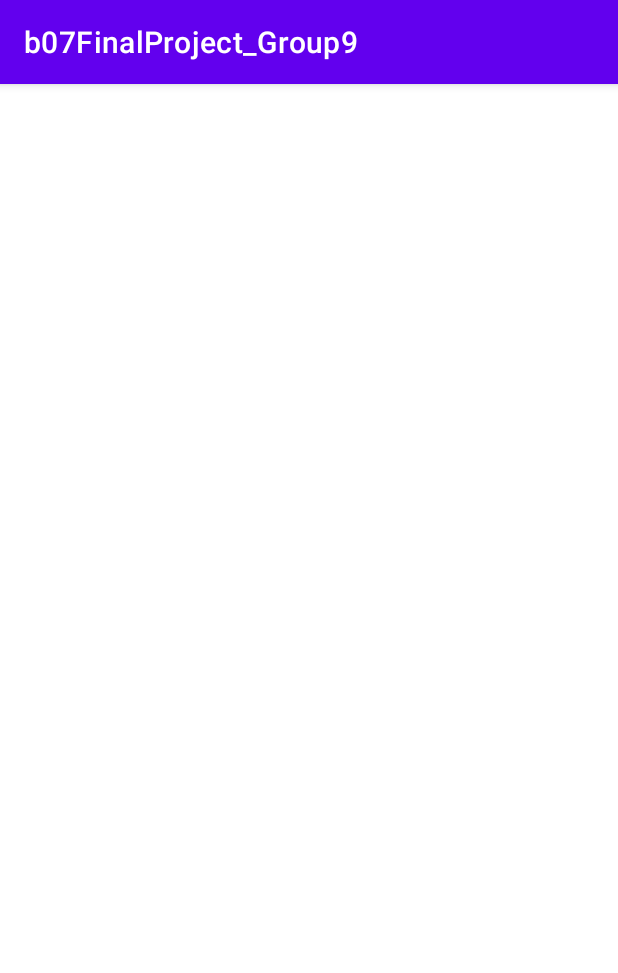
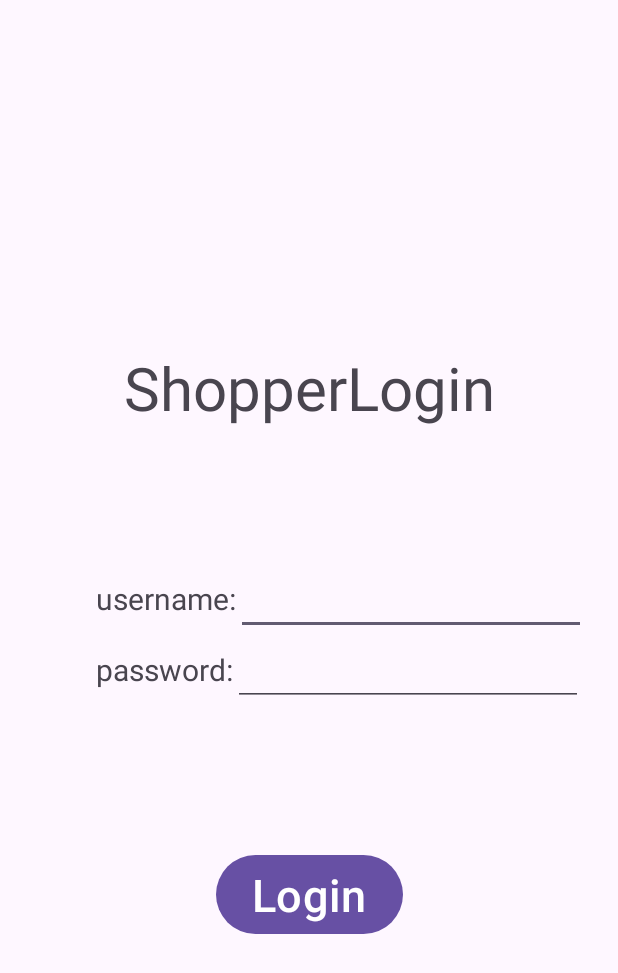
Before and after one commit to QvQ12/b07FinalProject_Group9, an Android app: the screen it shows after launch (MainActivity before the commit, ShopperLoginActivity after it), on a phone screen of 412 x 824 dp. Shown: the top 973 px of the screen. Run offline under Robolectric (Android 15) with nearby library versions, the phone set to English and light mode, and no system bars.

Commit message:
unzipped file

```diff
--- /dev/null
+++ b/app/src/main/java/com/example/b07projectlogin/ShopperLoginActivity.java
@@ -0,0 +1,14 @@
+package com.example.b07projectlogin;
+
+import androidx.appcompat.app.AppCompatActivity;
+
+import android.os.Bundle;
+
+public class ShopperLoginActivity extends AppCompatActivity {
+
+    @Override
+    protected void onCreate(Bundle savedInstanceState) {
+        super.onCreate(savedInstanceState);
+        setContentView(R.layout.shopperlogin);
+    }
+}
--- /dev/null
+++ b/app/src/main/res/layout/shopperlogin.xml
@@ -0,0 +1,77 @@
+<?xml version="1.0" encoding="utf-8"?>
+<androidx.constraintlayout.widget.ConstraintLayout xmlns:android="http://schemas.android.com/apk/res/android"
+    xmlns:app="http://schemas.android.com/apk/res-auto"
+    xmlns:tools="http://schemas.android.com/tools"
+    android:layout_width="match_parent"
+    android:layout_height="match_parent"
+    tools:context=".ShopperLoginActivity">
+
+    <TextView
+        android:id="@+id/shopper_login"
+        android:layout_width="wrap_content"
+        android:layout_height="wrap_content"
+        android:text="@string/shopperlogin"
+        android:textSize="40sp"
+        app:layout_constraintBottom_toBottomOf="parent"
+        app:layout_constraintEnd_toEndOf="parent"
+        app:layout_constraintStart_toStartOf="parent"
+        app:layout_constraintTop_toTopOf="parent"
+        app:layout_constraintVertical_bias="0.3" />
+
+    <TextView
+        android:id="@+id/shopper_username_textView"
+        android:layout_width="wrap_content"
+        android:layout_height="wrap_content"
+        android:layout_marginTop="100dp"
+        android:text="@string/username"
+        android:textSize="20sp"
+        app:layout_constraintEnd_toEndOf="parent"
+        app:layout_constraintHorizontal_bias="0.2"
+        app:layout_constraintStart_toStartOf="parent"
+        app:layout_constraintTop_toBottomOf="@+id/shopper_login" />
+
+    <TextView
+        android:id="@+id/shopper_password_textView"
+        android:layout_width="wrap_content"
+        android:layout_height="wrap_content"
+        android:layout_marginTop="20dp"
+        android:text="@string/password"
+        android:textSize="20sp"
+        app:layout_constraintStart_toStartOf="@+id/shopper_username_textView"
+        app:layout_constraintTop_toBottomOf="@+id/shopper_username_textView" />
+
+    <EditText
+        android:id="@+id/shopper_username_editText"
+        android:layout_width="wrap_content"
+        android:layout_height="wrap_content"
+        android:ems="10"
+        android:inputType="text"
+        android:textSize="20sp"
+        app:layout_constraintBottom_toBottomOf="@+id/shopper_username_textView"
+        app:layout_constraintStart_toEndOf="@+id/shopper_username_textView"
+        app:layout_constraintTop_toTopOf="@+id/shopper_username_textView" />
+
+    <EditText
+        android:id="@+id/editTextTextPassword"
+        android:layout_width="wrap_content"
+        android:layout_height="wrap_content"
+        android:ems="10"
+        android:inputType="textPassword"
+        android:textSize="20sp"
+        app:layout_constraintBottom_toBottomOf="@+id/shopper_password_textView"
+        app:layout_constraintStart_toEndOf="@+id/shopper_password_textView"
+        app:layout_constraintTop_toTopOf="@+id/shopper_password_textView" />
+
+    <Button
+        android:id="@+id/shopper_login_button"
+        android:layout_width="wrap_content"
+        android:layout_height="wrap_content"
+        android:text="@string/login"
+        android:textSize="30sp"
+        app:layout_constraintBottom_toBottomOf="parent"
+        app:layout_constraintEnd_toEndOf="parent"
+        app:layout_constraintStart_toStartOf="parent"
+        app:layout_constraintTop_toBottomOf="@+id/shopper_password_textView"
+        app:layout_constraintVertical_bias="0.35" />
+
+</androidx.constraintlayout.widget.ConstraintLayout>
--- a/app/src/main/res/values-night/themes.xml
+++ b/app/src/main/res/values-night/themes.xml
@@ -1,16 +1,7 @@
 <resources xmlns:tools="http://schemas.android.com/tools">
     <!-- Base application theme. -->
-    <style name="Theme.B07FinalProject_Group9" parent="Theme.MaterialComponents.DayNight.DarkActionBar">
-        <!-- Primary brand color. -->
-        <item name="colorPrimary">@color/purple_200</item>
-        <item name="colorPrimaryVariant">@color/purple_700</item>
-        <item name="colorOnPrimary">@color/black</item>
-        <!-- Secondary brand color. -->
-        <item name="colorSecondary">@color/teal_200</item>
-        <item name="colorSecondaryVariant">@color/teal_200</item>
-        <item name="colorOnSecondary">@color/black</item>
-        <!-- Status bar color. -->
-        <item name="android:statusBarColor">?attr/colorPrimaryVariant</item>
-        <!-- Customize your theme here. -->
+    <style name="Base.Theme.B07ProjectLogin" parent="Theme.Material3.DayNight.NoActionBar">
+        <!-- Customize your dark theme here. -->
+        <!-- <item name="colorPrimary">@color/my_dark_primary</item> -->
     </style>
 </resources>
--- a/app/src/main/res/values/colors.xml
+++ b/app/src/main/res/values/colors.xml
@@ -1,10 +1,5 @@
 <?xml version="1.0" encoding="utf-8"?>
 <resources>
-    <color name="purple_200">#FFBB86FC</color>
-    <color name="purple_500">#FF6200EE</color>
-    <color name="purple_700">#FF3700B3</color>
-    <color name="teal_200">#FF03DAC5</color>
-    <color name="teal_700">#FF018786</color>
     <color name="black">#FF000000</color>
     <color name="white">#FFFFFFFF</color>
 </resources>
--- a/app/src/main/res/values/strings.xml
+++ b/app/src/main/res/values/strings.xml
@@ -1,3 +1,11 @@
 <resources>
-    <string name="app_name">b07FinalProject_Group9</string>
+    <string name="app_name">B07ProjectLogin</string>
+    <string name="shopperlogin">ShopperLogin</string>
+    <string name="username">username:</string>
+    <string name="password">password:</string>
+    <string name="login">Login</string>
+    <string name="ownerlogin">OwnerLogin</string>
+    <string name="shoppersignup">ShopperSignup</string>
+    <string name="signup">Signup</string>
+    <string name="ownersignup">OwnerSignup</string>
 </resources>
--- a/app/src/main/res/values/themes.xml
+++ b/app/src/main/res/values/themes.xml
@@ -1,16 +1,9 @@
 <resources xmlns:tools="http://schemas.android.com/tools">
     <!-- Base application theme. -->
-    <style name="Theme.B07FinalProject_Group9" parent="Theme.MaterialComponents.DayNight.DarkActionBar">
-        <!-- Primary brand color. -->
-        <item name="colorPrimary">@color/purple_500</item>
-        <item name="colorPrimaryVariant">@color/purple_700</item>
-        <item name="colorOnPrimary">@color/white</item>
-        <!-- Secondary brand color. -->
-        <item name="colorSecondary">@color/teal_200</item>
-        <item name="colorSecondaryVariant">@color/teal_700</item>
-        <item name="colorOnSecondary">@color/black</item>
-        <!-- Status bar color. -->
-        <item name="android:statusBarColor">?attr/colorPrimaryVariant</item>
-        <!-- Customize your theme here. -->
+    <style name="Base.Theme.B07ProjectLogin" parent="Theme.Material3.DayNight.NoActionBar">
+        <!-- Customize your light theme here. -->
+        <!-- <item name="colorPrimary">@color/my_light_primary</item> -->
     </style>
+
+    <style name="Theme.B07ProjectLogin" parent="Base.Theme.B07ProjectLogin" />
 </resources>
--- a/build.gradle
+++ b/build.gradle
@@ -2,5 +2,4 @@
 plugins {
     id 'com.android.application' version '8.0.2' apply false
     id 'com.android.library' version '8.0.2' apply false
-    id 'com.google.gms.google-services' version '4.3.15' apply false
 }
--- a/settings.gradle
+++ b/settings.gradle
@@ -12,5 +12,5 @@ dependencyResolutionManagement {
         mavenCentral()
     }
 }
-rootProject.name = "b07FinalProject_Group9"
+rootProject.name = "B07ProjectLogin"
 include ':app'
```
Also changed, not shown: app/build.gradle (+4 -22 lines), app/src/main/AndroidManifest.xml (+14 -6 lines), app/src/main/java/com/example/b07projectlogin/OwnerLoginActivity.java (added, +14 -0 lines), app/src/main/java/com/example/b07projectlogin/OwnerSignupActivity.java (added, +14 -0 lines), app/src/main/java/com/example/b07projectlogin/ShopperSignupActivity.java (added, +14 -0 lines), app/src/main/res/layout/ownerlogin.xml (added, +77 -0 lines), app/src/main/res/layout/ownersignup.xml (added, +77 -0 lines), app/src/main/res/layout/shoppersignup.xml (added, +77 -0 lines), gradle/wrapper/gradle-wrapper.properties, 3 other files.
